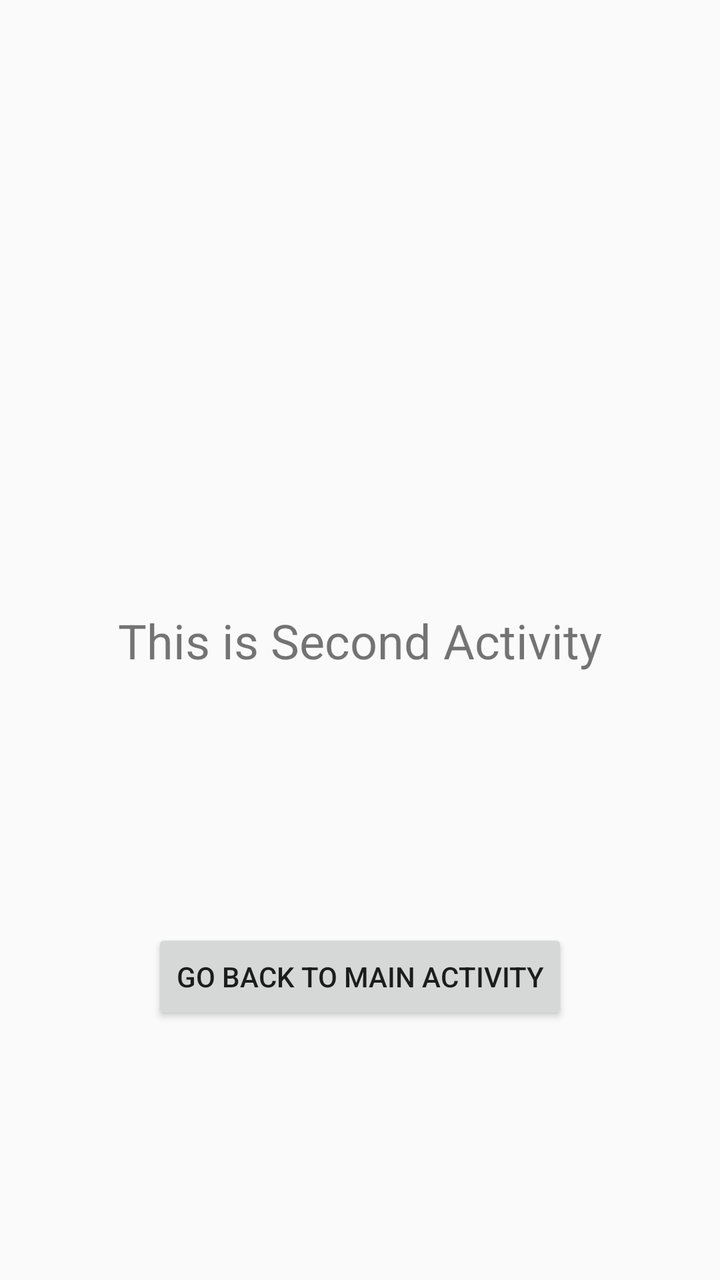
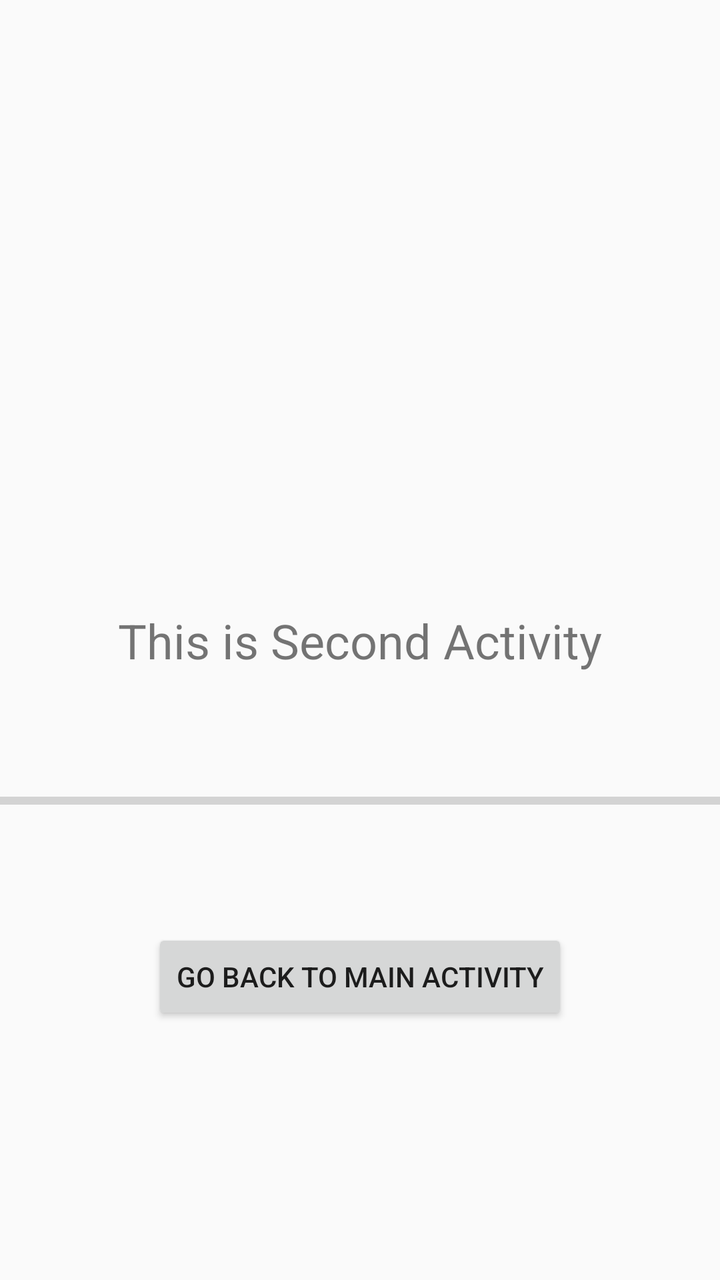

The first picture is an Android layout as it rendered before a commit; the second is the same layout after the commit. The layout source and the unified diff follow.
<!-- AndroidManifest.xml: application theme Theme.AppCompat.Light.DarkActionBar -->
<!-- res/layout/activity_second.xml -->
<?xml version="1.0" encoding="utf-8"?>
<androidx.constraintlayout.widget.ConstraintLayout xmlns:android="http://schemas.android.com/apk/res/android"
    xmlns:app="http://schemas.android.com/apk/res-auto"
    xmlns:tools="http://schemas.android.com/tools"
    android:id="@+id/linearLayout"
    android:layout_width="match_parent"
    android:layout_height="match_parent"
    android:orientation="vertical">

    <TextView
        android:id="@+id/textView"
        android:layout_width="wrap_content"
        android:layout_height="wrap_content"
        android:text="This is Second Activity"
        android:textSize="24sp"
        app:layout_constraintBottom_toBottomOf="parent"
        app:layout_constraintEnd_toEndOf="parent"
        app:layout_constraintStart_toStartOf="parent"
        app:layout_constraintTop_toTopOf="parent" />

    <Button
        android:id="@+id/button_to_main_activity"
        android:layout_width="wrap_content"
        android:layout_height="wrap_content"
        android:text="Go Back to Main Activity"
        app:layout_constraintBottom_toBottomOf="parent"
        app:layout_constraintEnd_toEndOf="parent"
        app:layout_constraintStart_toStartOf="parent"
        app:layout_constraintTop_toBottomOf="@+id/textView" />

</androidx.constraintlayout.widget.ConstraintLayout>
<!-- resources referenced by this layout -->
<resources>

</resources>

<!-- the commit's change to res/layout/activity_second.xml (unified diff, before → after) -->
@@ -28,4 +28,15 @@
         app:layout_constraintStart_toStartOf="parent"
         app:layout_constraintTop_toBottomOf="@+id/textView" />
 
+    <ProgressBar
+        android:id="@+id/mic_level_bar"
+        style="?android:attr/progressBarStyleHorizontal"
+        android:layout_width="match_parent"
+        android:layout_height="20dp"
+        android:max="100"
+        android:progress="0"
+        app:layout_constraintBottom_toTopOf="@+id/button_to_main_activity"
+        app:layout_constraintTop_toBottomOf="@+id/textView"
+        tools:layout_editor_absoluteX="0dp" />
+
 </androidx.constraintlayout.widget.ConstraintLayout>
